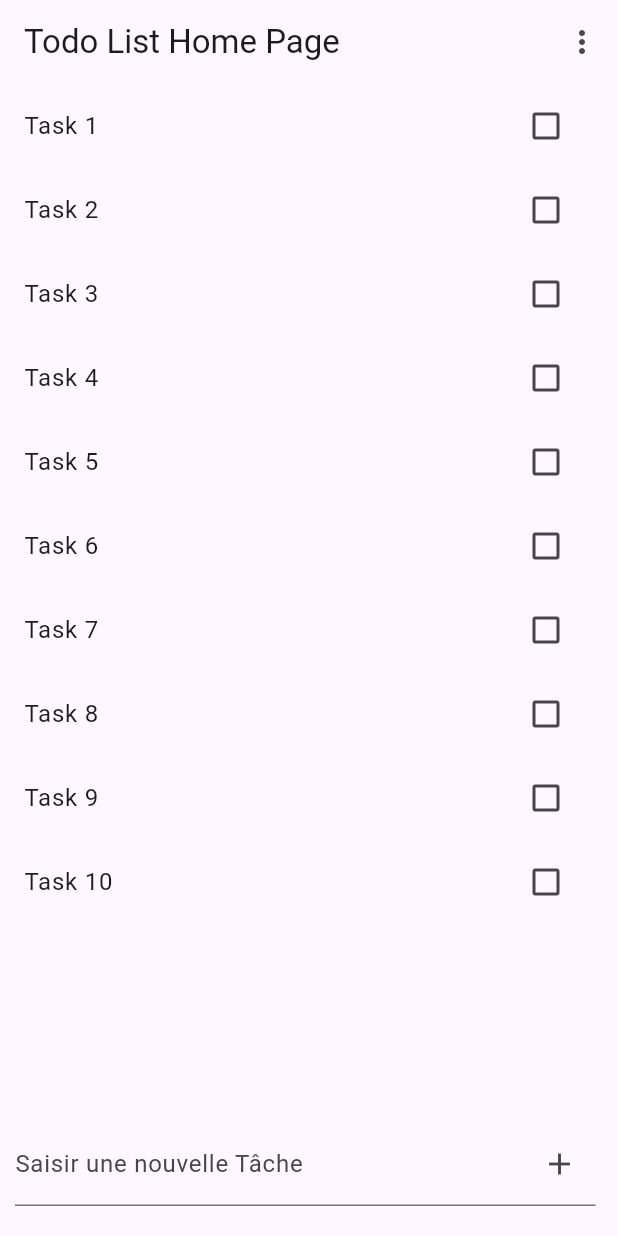
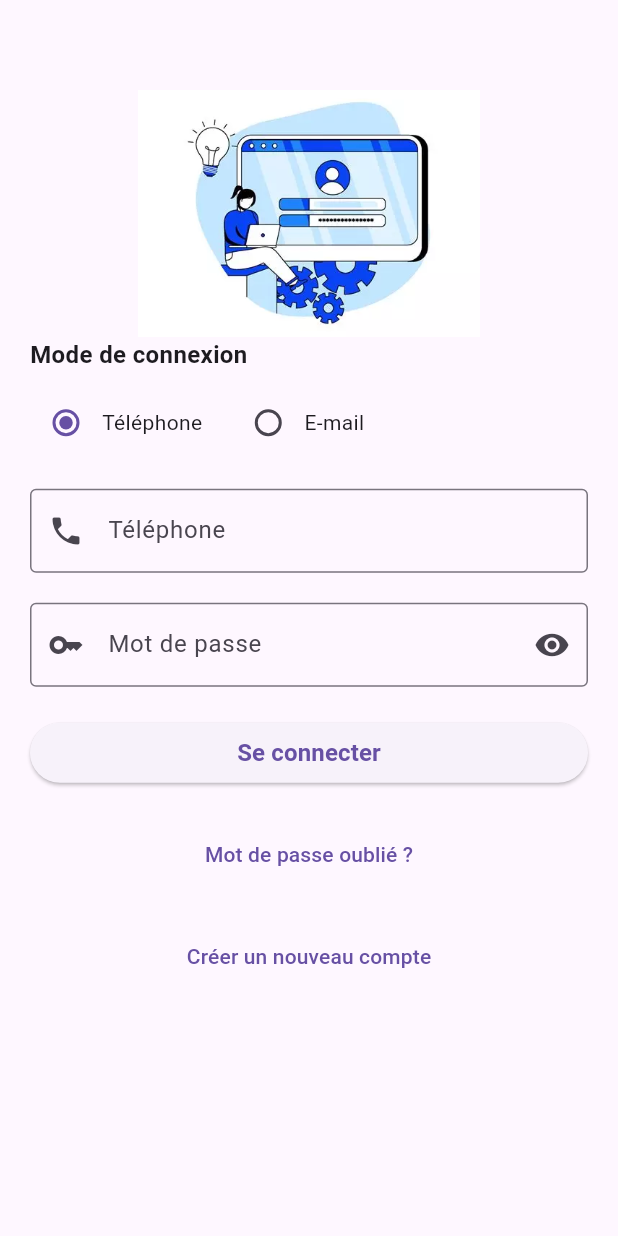
Before and after one commit to 2zalab/TodoListApp, a Flutter app: the screen it shows after launch, on a phone screen of 412 x 824 dp. Run offline on Flutter 3.47's test engine with Material 3 defaults, Android fonts, the phone set to English and light mode, and no system bars.

Commit message:
Creation de la page SignIn

```diff
--- /dev/null
+++ b/lib/LoginApp/signIn.dart
@@ -0,0 +1,168 @@
+import 'package:flutter/material.dart';
+import 'package:todo_list_app/TodoApp/listMain.dart';
+
+class LoginScreen extends StatelessWidget {
+  const LoginScreen({super.key});
+
+  @override
+  Widget build(BuildContext context) {
+    return MaterialApp(
+      title: 'Connexion',
+      theme: ThemeData(
+        primarySwatch: Colors.blue,
+      ),
+      debugShowCheckedModeBanner: false,
+      home: const LoginScreenHomePage(),
+    );
+  }
+}
+
+class LoginScreenHomePage extends StatefulWidget {
+  const LoginScreenHomePage({super.key});
+
+  @override
+  // ignore: library_private_types_in_public_api
+  _LoginScreenHomePageState createState() => _LoginScreenHomePageState();
+}
+
+class _LoginScreenHomePageState extends State<LoginScreenHomePage> {
+  String _selectedLoginMethod = 'PHONE';
+  final TextEditingController _phoneController = TextEditingController();
+  final TextEditingController _emailController = TextEditingController();
+  final TextEditingController _passwordController = TextEditingController();
+
+  bool _obscureText = true;
+
+  void _togglePasswordVisibility() {
+    setState(() {
+      _obscureText = !_obscureText;
+    });
+  }
+
+  @override
+  Widget build(BuildContext context) {
+    return Scaffold(
+      // appBar: AppBar( title: Text('Connexion'),),
+      body: SingleChildScrollView(
+        padding: const EdgeInsets.all(20.0),
+        child: Column(
+          crossAxisAlignment: CrossAxisAlignment.start,
+          children: <Widget>[
+            Padding(
+              padding: const EdgeInsets.only(top: 40),
+              child: Center(
+                child: Image.asset(
+                  "assets/images/login_image.png",
+                  width: MediaQuery.of(context).size.width *
+                      0.7, // Adjust width as needed
+                  height: MediaQuery.of(context).size.height *
+                      0.2, // Adjust height as needed
+                ),
+              ),
+            ),
+            const Text(
+              'Mode de connexion',
+              style: TextStyle(fontSize: 16.0, fontWeight: FontWeight.bold),
+            ),
+            const SizedBox(height: 10.0),
+            Row(
+              children: <Widget>[
+                Radio(
+                  value: 'PHONE',
+                  groupValue: _selectedLoginMethod,
+                  onChanged: (value) {
+                    setState(() {
+                      _selectedLoginMethod = value!;
+                    });
+                  },
+                ),
+                const Text('Téléphone'),
+                const SizedBox(width: 20.0),
+                Radio(
+                  value: 'EMAIL',
+                  groupValue: _selectedLoginMethod,
+                  onChanged: (value) {
+                    setState(() {
+                      _selectedLoginMethod = value!;
+                    });
+                  },
+                ),
+                const Text('E-mail'),
+              ],
+            ),
+            const SizedBox(height: 20.0),
+            if (_selectedLoginMethod == 'PHONE')
+              TextFormField(
+                controller: _phoneController,
+                keyboardType: TextInputType.phone,
+                decoration: const InputDecoration(
+                  prefixIcon: Icon(Icons.phone),
+                  labelText: 'Téléphone',
+                  border: OutlineInputBorder(), // Ajouter une bordure
+                ),
+              ),
+            if (_selectedLoginMethod == 'EMAIL')
+              TextFormField(
+                controller: _emailController,
+                decoration: const InputDecoration(
+                  prefixIcon: Icon(Icons.mail),
+                  labelText: 'E-mail',
+                  border: OutlineInputBorder(), // Ajouter une bordure
+                ),
+              ),
+            const SizedBox(height: 20.0),
+            TextFormField(
+              controller: _passwordController,
+              obscureText: _obscureText,
+              decoration: InputDecoration(
+                labelText: 'Mot de passe',
+                border: const OutlineInputBorder(), // Ajouter une bordure
+                prefixIcon: const Icon(Icons.key_sharp),
+                suffixIcon: IconButton(
+                    icon: Icon(
+                      _obscureText ? Icons.visibility : Icons.visibility_off,
+                    ),
+                    onPressed: _togglePasswordVisibility),
+              ),
+            ),
+            const SizedBox(height: 20.0),
+            SizedBox(
+                width: double.infinity,
+                child: ElevatedButton(
+                    onPressed: () {
+                      // naviguer vers l'acceuil de TodoAPP
+                      Navigator.push(
+                        context,
+                        MaterialPageRoute(
+                            builder: (context) => const TodoListApp()),
+                      );
+                    },
+                    child: const Text(
+                      'Se connecter',
+                      style:
+                          TextStyle(fontWeight: FontWeight.bold, fontSize: 16),
+                    ))),
+            const SizedBox(height: 20.0),
+            Center(
+              child: TextButton(
+                onPressed: () {
+                  // TODO: Implémenter la logique de mot de passe oublié
+                },
+                child: const Text('Mot de passe oublié ?'),
+              ),
+            ),
+            const SizedBox(height: 20.0),
+            Center(
+              child: TextButton(
+                onPressed: () {
+                  // TODO: Implémenter la logique de création de compte
+                },
+                child: const Text('Créer un nouveau compte'),
+              ),
+            ),
+          ],
+        ),
+      ),
+    );
+  }
+}
--- a/lib/main.dart
+++ b/lib/main.dart
@@ -1,8 +1,7 @@
 import 'package:flutter/material.dart';
-import 'package:todo_list_app/jsonMain.dart';
-//import 'package:todo_list_app/jsonMain.dart';
-import 'package:todo_list_app/listMain.dart';
+import 'package:todo_list_app/LoginApp/signIn.dart';
+import 'package:todo_list_app/TodoApp/jsonMain.dart';
 
 void main() {
-  runApp(const TodoListAppJson());
+  runApp(const LoginScreen());
 }
--- a/pubspec.yaml
+++ b/pubspec.yaml
@@ -63,7 +63,7 @@ flutter:
   # To add assets to your application, add an assets section, like this:
   assets:
       - assets/todo_list.json
-  #   - images/a_dot_burr.jpeg
+      - assets/images/
   #   - images/a_dot_ham.jpeg
 
   # An image asset can refer to one or more resolution-specific "variants", see
```
Also changed, not shown: assets/images/login_image.png (added), lib/TodoApp/apiMain.dart (renamed from lib/apiMain.dart), lib/TodoApp/jsonMain.dart (renamed from lib/jsonMain.dart), lib/TodoApp/listMain.dart (renamed from lib/listMain.dart).
